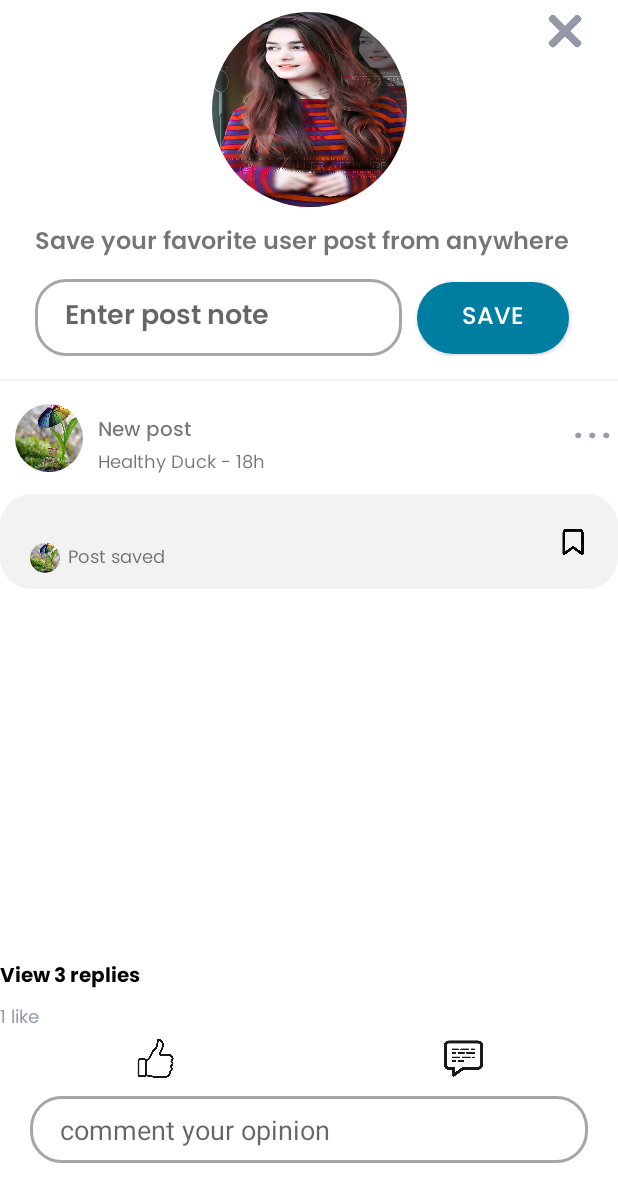
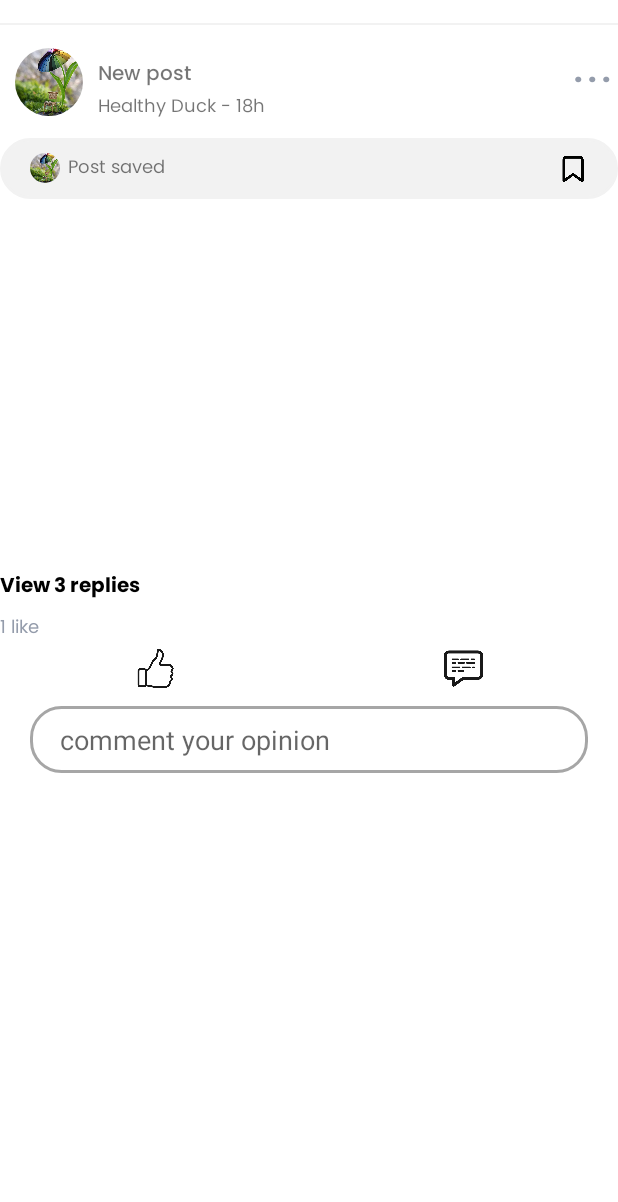
Before and after one commit to riteshpandey5102/ENEEPL, an Android app: the layout home_adapter.xml on its own in the app's theme, with its tools: preview values and no code run, on a phone screen of 412 x 824 dp. Shown: the top 1202 px of the screen. Run offline under Robolectric (Android 15) with nearby library versions, the light colour scheme and no system bars.

Commit message:
ENEEPL assignment

```diff
--- a/app/src/main/java/com/example/eneepl/adapter/home_activity_frag_adapter.kt
+++ b/app/src/main/java/com/example/eneepl/adapter/home_activity_frag_adapter.kt
@@ -1,8 +1,6 @@
 package com.example.eneepl.adapter
 
 import android.content.Context
-import android.text.Spannable
-import android.text.SpannableString
 import android.view.LayoutInflater
 import android.view.View
 import android.view.View.GONE
@@ -11,7 +9,6 @@ import android.view.ViewGroup
 import android.widget.ImageView
 import android.widget.TextView
 import androidx.constraintlayout.widget.ConstraintLayout
-import androidx.core.content.res.ResourcesCompat
 import androidx.recyclerview.widget.RecyclerView
 import com.example.eneepl.R
 import com.example.eneepl.model.userinfo
@@ -57,9 +54,11 @@ class home_activity_frag_adapter(private val context: Context,private val users:
             holder.img_user_dp.setImageDrawable(context.getDrawable(users[position].post_img))
 //            holder.img_save.setImageDrawable(context.getDrawable(users[position].userdp))
 
-            holder.cl_save.visibility = VISIBLE
+//            holder.cl_save.visibility = VISIBLE
             holder.cl_save_post.visibility = GONE
             holder.img_post_image.visibility = GONE
+//            holder.cl_save_post.visibility = VISIBLE
+//            holder.img_post_image.visibility = VISIBLE
         } else {
             holder.tv_title1.setText(users[position].username)
             holder.tv_subtitle.setText(users[position].usercity)
--- a/app/src/main/res/layout/home_adapter.xml
+++ b/app/src/main/res/layout/home_adapter.xml
@@ -8,7 +8,7 @@
         android:id="@+id/cl_save"
         android:layout_width="wrap_content"
         android:layout_height="wrap_content"
-        android:visibility="visible"
+        android:visibility="gone"
         app:layout_constraintStart_toStartOf="parent"
         app:layout_constraintEnd_toEndOf="parent"
         app:layout_constraintTop_toTopOf="parent">
@@ -44,7 +44,7 @@
             android:fontFamily="@font/poppins_semi_bold"
             android:layout_marginEnd="10dp"
             android:layout_marginTop="10dp"
-            android:textSize="16sp"
+            android:textSize="14sp"
             android:layout_marginHorizontal="20dp"
             android:text="@string/save_your_fav_user"
             />
@@ -185,6 +185,7 @@
                     app:layout_constraintStart_toStartOf="parent"
                     app:layout_constraintTop_toTopOf="parent"
                     android:text=""
+                    android:visibility="gone"
                     android:textSize="13sp"
                     android:fontFamily="@font/poppins_semi_bold"/>
 
```
